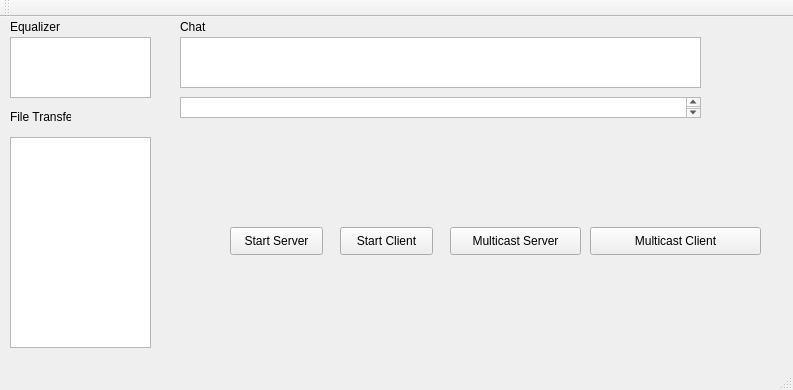
Above: CommAudio/mainwindow.ui from dmblake/ComAudio before the change. Below: the same form after it.
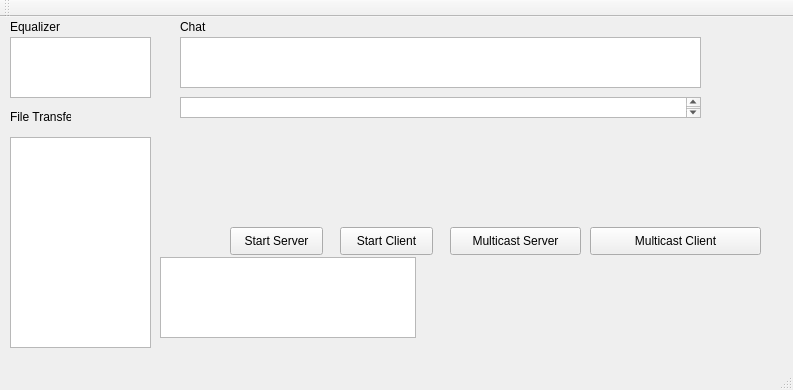
That is the form after the change.

What changed in the file:
```diff
--- a/CommAudio/mainwindow.ui
+++ b/CommAudio/mainwindow.ui
@@ -145,6 +145,16 @@
      <string>Multicast Client</string>
     </property>
    </widget>
+   <widget class="QListWidget" name="listWidget">
+    <property name="geometry">
+     <rect>
+      <x>160</x>
+      <y>240</y>
+      <width>256</width>
+      <height>81</height>
+     </rect>
+    </property>
+   </widget>
   </widget>
   <widget class="QMenuBar" name="menuBar">
    <property name="geometry">
```
